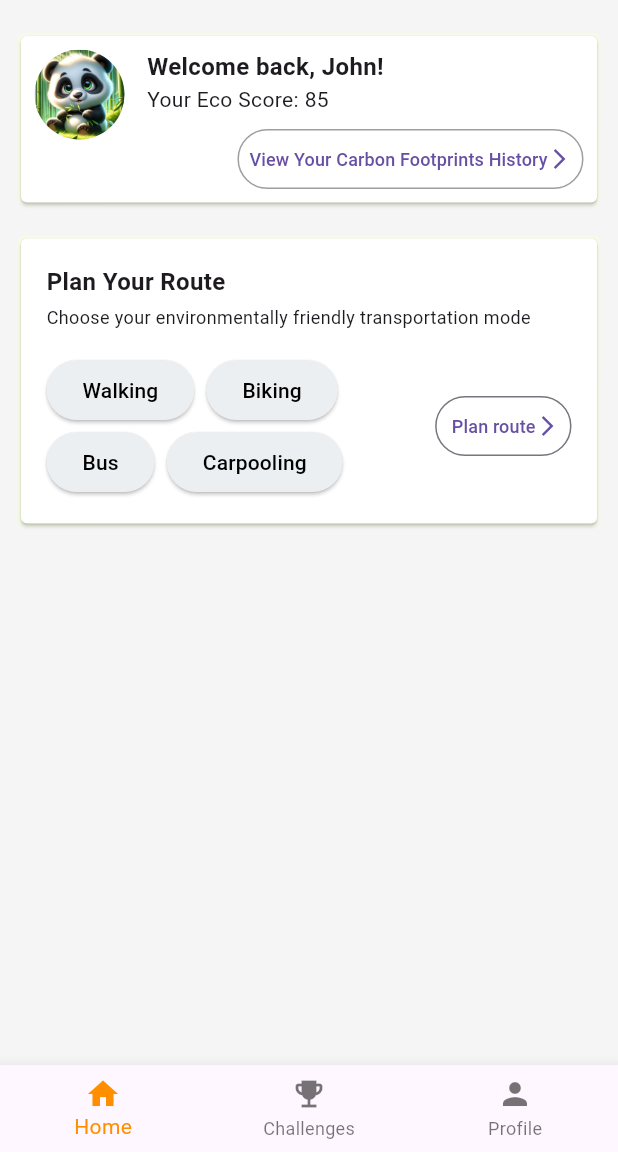
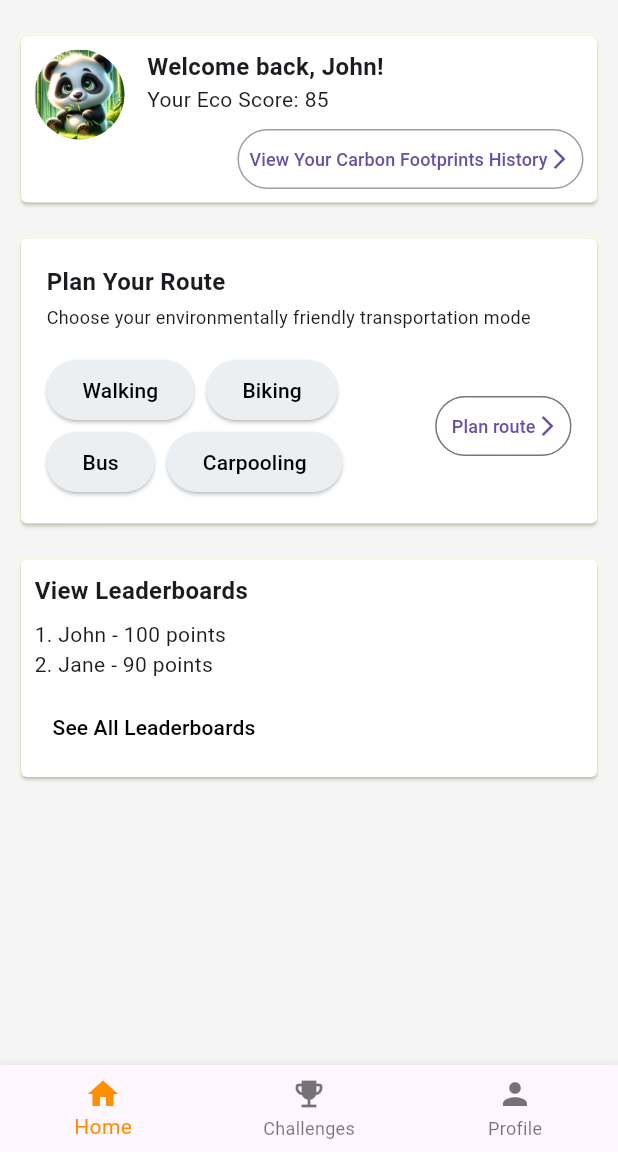
Before and after one commit to ThePandaGroup/Eco-Panda, a Flutter app: the screen it shows after launch, on a phone screen of 412 x 824 dp, the part 84-1236 px from its top. Run offline on Flutter 3.47's test engine with Material 3 defaults, Android fonts, the phone set to English and light mode, and no system bars; our stand-ins replace geolocator, google_maps_flutter.

Commit message:
changed eleaderboards and added a section in the ehomepage to access the leaderboards

```diff
--- a/eco_panda/lib/ehomepage.dart
+++ b/eco_panda/lib/ehomepage.dart
@@ -2,6 +2,7 @@ import 'package:flutter/material.dart';
 import './emap_nav.dart';
 import './ecarbon_history.dart';
 import './page_template.dart';
+import './eleaderboards.dart';
 
 enum TransportMode { walking, biking, bus, carpooling }
 
@@ -137,6 +138,36 @@ class _EPandaHomepageState extends State<EPandaHomepage> {
                       ),
                     ),
                   ),
+                  CustomContainerCard(
+                    child: Column(
+                      crossAxisAlignment: CrossAxisAlignment.start,
+                      children: [
+                        const Text(
+                          'View Leaderboards',
+                          style: TextStyle(fontWeight: FontWeight.bold, fontSize: 16),
+                        ),
+                        SizedBox(height: 8),
+                        Text("1. John - 100 points"),
+                        Text("2. Jane - 90 points"),
+                        // Add more static entries or a method to dynamically generate this list
+                        SizedBox(height: 8),
+                        TextButton(
+                          onPressed: () {
+                            Navigator.push(
+                              context,
+                              MaterialPageRoute(builder: (context) => ELeaderboards()),
+                            );
+                          },
+                          style: TextButton.styleFrom(
+                            foregroundColor: Colors.black, // Button text color
+                          ),
+                          child: Text('See All Leaderboards'),
+                        ),
+                      ],
+                    ),
+                  ),
+
+
                 ],
             ),
           ),
--- a/eco_panda/lib/page_template.dart
+++ b/eco_panda/lib/page_template.dart
@@ -3,6 +3,7 @@ import 'package:flutter/material.dart';
 import './ehomepage.dart';
 import './eprofile.dart';
 import './echallenges.dart';
+import './eleaderboards.dart';
 
 class CustomAppBar extends StatelessWidget implements PreferredSizeWidget {
   CustomAppBar({Key? key}) : preferredSize = Size.fromHeight(kToolbarHeight), super(key: key);
```
Also changed, not shown: eco_panda/lib/eleaderboards.dart (+77 -4 lines).
